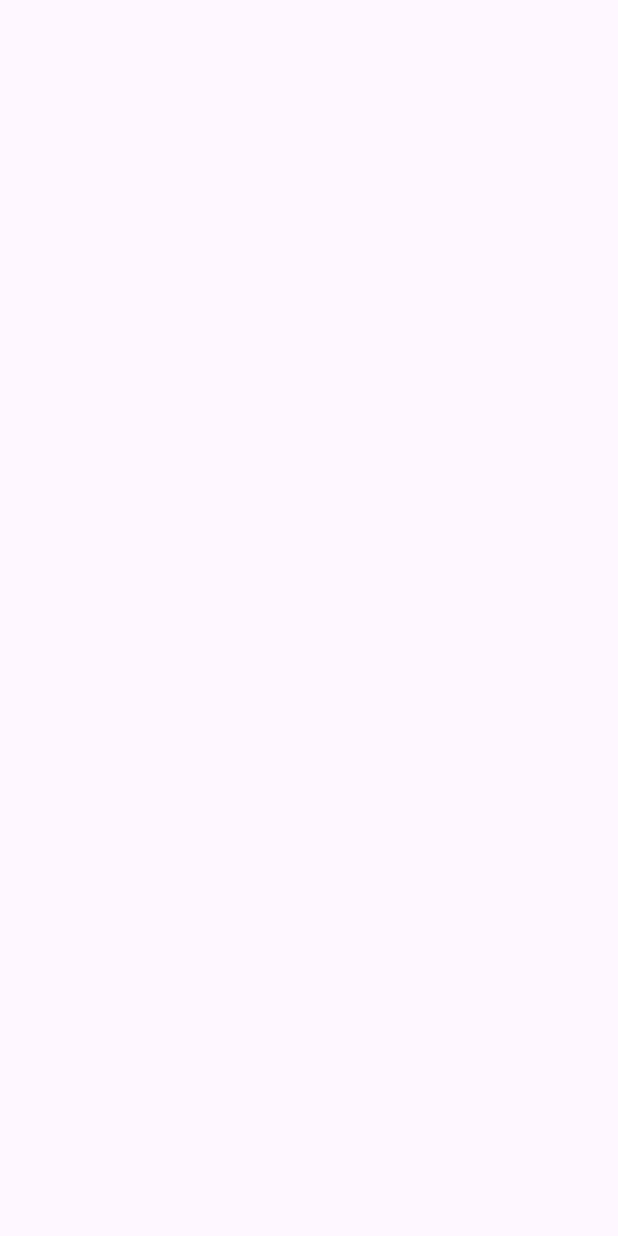
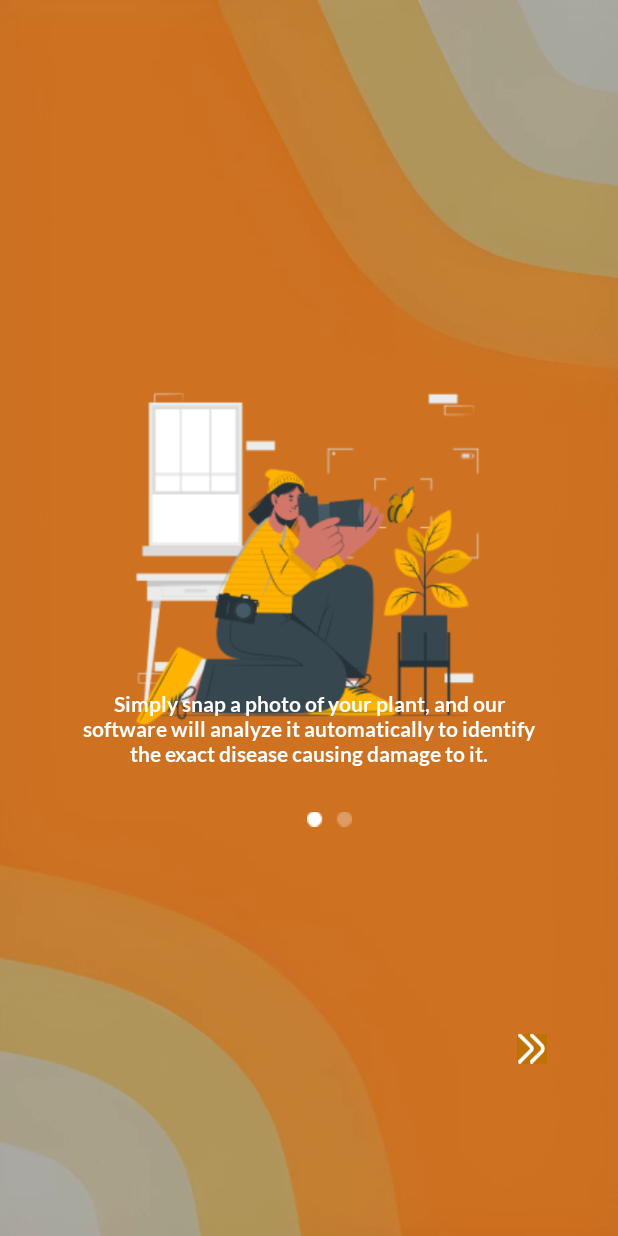
Before and after one commit to TomGuardd/MobileApp-MD, an Android app: the SplashScreen screen opened directly, with no data from a screen before it, on a phone screen of 412 x 824 dp. Before the commit the screen is empty. Run offline under Robolectric (Android 15) with nearby library versions, the phone set to English and light mode, and no system bars.

Commit message:
Menambahkan SplashScreen

```diff
--- /dev/null
+++ b/app/src/main/res/drawable/next1.xml
@@ -0,0 +1,19 @@
+<vector xmlns:android="http://schemas.android.com/apk/res/android"
+    android:width="24dp"
+    android:height="24dp"
+    android:viewportWidth="24"
+    android:viewportHeight="24">
+  <group>
+    <clip-path
+        android:pathData="M0,0h24v24h-24z"/>
+    <path
+        android:pathData="M0,0h24v24h-24z"
+        android:fillColor="#BD7202"/>
+    <path
+        android:pathData="M11.832,24C11.535,24 11.245,23.912 10.998,23.747C10.752,23.583 10.559,23.348 10.446,23.074C10.332,22.8 10.302,22.498 10.36,22.207C10.418,21.916 10.561,21.649 10.771,21.439L18.443,13.768C18.675,13.536 18.86,13.26 18.985,12.957C19.111,12.653 19.176,12.328 19.176,12C19.176,11.672 19.111,11.347 18.985,11.043C18.86,10.74 18.675,10.464 18.443,10.232L10.771,2.561C10.632,2.422 10.521,2.256 10.446,2.074C10.371,1.892 10.332,1.697 10.332,1.5C10.332,1.102 10.49,0.72 10.771,0.439C11.053,0.158 11.434,-0 11.832,-0C12.029,-0 12.224,0.038 12.406,0.114C12.589,0.189 12.754,0.3 12.893,0.439L20.564,8.111C21.596,9.142 22.175,10.541 22.175,12C22.175,13.459 21.596,14.858 20.564,15.889L12.893,23.561C12.754,23.7 12.588,23.811 12.406,23.886C12.224,23.961 12.029,24 11.832,24Z"
+        android:fillColor="#ffffff"/>
+    <path
+        android:pathData="M2.287,24C1.991,24 1.701,23.912 1.454,23.747C1.207,23.582 1.015,23.348 0.902,23.074C0.788,22.799 0.759,22.498 0.817,22.207C0.874,21.916 1.017,21.649 1.227,21.439L10.312,12.354C10.359,12.307 10.396,12.252 10.421,12.192C10.446,12.131 10.459,12.066 10.459,12C10.459,11.934 10.446,11.869 10.421,11.808C10.396,11.748 10.359,11.692 10.312,11.646L1.227,2.561C0.946,2.28 0.788,1.898 0.788,1.5C0.788,1.102 0.946,0.721 1.227,0.439C1.508,0.158 1.89,-0 2.287,-0C2.685,-0 3.067,0.158 3.348,0.439L12.434,9.525C13.089,10.182 13.456,11.072 13.456,12C13.456,12.927 13.089,13.817 12.434,14.474L3.348,23.561C3.209,23.7 3.043,23.811 2.861,23.886C2.679,23.961 2.484,24 2.287,24Z"
+        android:fillColor="#ffffff"/>
+  </group>
+</vector>
--- a/app/src/main/res/layout/activity_splash_screen.xml
+++ b/app/src/main/res/layout/activity_splash_screen.xml
@@ -1,10 +1,67 @@
 <?xml version="1.0" encoding="utf-8"?>
-<androidx.constraintlayout.widget.ConstraintLayout xmlns:android="http://schemas.android.com/apk/res/android"
+<androidx.constraintlayout.widget.ConstraintLayout
+    xmlns:android="http://schemas.android.com/apk/res/android"
     xmlns:app="http://schemas.android.com/apk/res-auto"
     xmlns:tools="http://schemas.android.com/tools"
     android:id="@+id/main"
     android:layout_width="match_parent"
     android:layout_height="match_parent"
+    android:background="@drawable/splash"
     tools:context=".SplashScreen">
 
+    <ImageView
+        android:id="@+id/img_1"
+        android:layout_width="297dp"
+        android:layout_height="269dp"
+        android:src="@drawable/foto_s"
+        app:layout_constraintBottom_toBottomOf="parent"
+        app:layout_constraintEnd_toEndOf="parent"
+        app:layout_constraintHorizontal_bias="0.485"
+        app:layout_constraintStart_toStartOf="parent"
+        app:layout_constraintTop_toTopOf="parent"
+        app:layout_constraintVertical_bias="0.43"
+        tools:ignore="ContentDescription" />
+
+    <TextView
+        android:id="@+id/txt_s1"
+        android:layout_width="302dp"
+        android:layout_height="76dp"
+        android:layout_marginTop="448dp"
+        android:fontFamily="@font/lato_bold"
+        android:gravity="center"
+        android:text="Simply snap a photo of your plant, and our software will analyze it automatically to identify the exact disease causing damage to it."
+        android:textColor="@color/white"
+        android:textSize="14sp"
+        app:layout_constraintEnd_toEndOf="parent"
+        app:layout_constraintStart_toStartOf="parent"
+        app:layout_constraintTop_toTopOf="parent"
+        tools:ignore="HardcodedText" />
+
+    <ImageView
+        android:id="@+id/slide"
+        android:layout_width="30dp"
+        android:layout_height="20dp"
+        android:layout_marginTop="536dp"
+        android:src="@drawable/slide"
+        app:layout_constraintBottom_toBottomOf="parent"
+        app:layout_constraintEnd_toEndOf="parent"
+        app:layout_constraintHorizontal_bias="0.536"
+        app:layout_constraintStart_toStartOf="parent"
+        app:layout_constraintTop_toTopOf="parent"
+        app:layout_constraintVertical_bias="0.0"
+        tools:ignore="ContentDescription" />
+
+    <ImageView
+        android:id="@+id/next_button"
+        android:layout_width="20dp"
+        android:layout_height="30dp"
+        android:contentDescription="@string/next"
+        android:src="@drawable/next1"
+        app:layout_constraintBottom_toBottomOf="parent"
+        app:layout_constraintEnd_toEndOf="parent"
+        app:layout_constraintHorizontal_bias="0.88"
+        app:layout_constraintStart_toStartOf="parent"
+        app:layout_constraintTop_toBottomOf="@id/slide"
+        app:layout_constraintVertical_bias="0.537"/>
+
 </androidx.constraintlayout.widget.ConstraintLayout>
--- a/app/src/main/res/values/strings.xml
+++ b/app/src/main/res/values/strings.xml
@@ -1,3 +1,4 @@
 <resources>
     <string name="app_name">TomGuard</string>
+    <string name="next">next</string>
 </resources>
```
Also changed, not shown: app/src/main/res/drawable/foto_s.png (added), app/src/main/res/drawable/slide.png (added), app/src/main/res/drawable/splash.png (added), app/src/main/res/font/lato_bold.ttf (added), app/src/main/res/font/lato_boldit.ttf (added).
